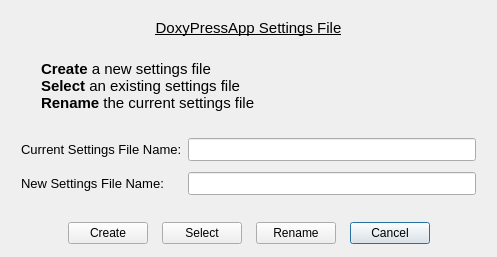
Qt form forms/dialog_config.ui (copperspice/doxypressapp) before a commit.
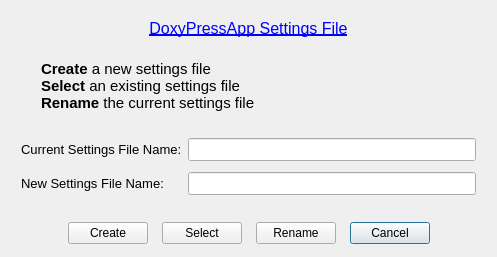
The same form after that commit.

Diff of the .ui file:
```diff
--- a/forms/dialog_config.ui
+++ b/forms/dialog_config.ui
@@ -378,9 +378,46 @@
    </item>
    <item row="0" column="0" colspan="3">
     <widget class="QLabel" name="label_1">
+     <property name="palette">
+      <palette>
+       <active>
+        <colorrole role="WindowText">
+         <brush brushstyle="SolidPattern">
+          <color alpha="255">
+           <red>0</red>
+           <green>0</green>
+           <blue>255</blue>
+          </color>
+         </brush>
+        </colorrole>
+       </active>
+       <inactive>
+        <colorrole role="WindowText">
+         <brush brushstyle="SolidPattern">
+          <color alpha="255">
+           <red>0</red>
+           <green>0</green>
+           <blue>255</blue>
+          </color>
+         </brush>
+        </colorrole>
+       </inactive>
+       <disabled>
+        <colorrole role="WindowText">
+         <brush brushstyle="SolidPattern">
+          <color alpha="255">
+           <red>106</red>
+           <green>104</green>
+           <blue>100</blue>
+          </color>
+         </brush>
+        </colorrole>
+       </disabled>
+      </palette>
+     </property>
      <property name="font">
       <font>
-       <pointsize>11</pointsize>
+       <pointsize>12</pointsize>
        <underline>true</underline>
       </font>
      </property>
```
